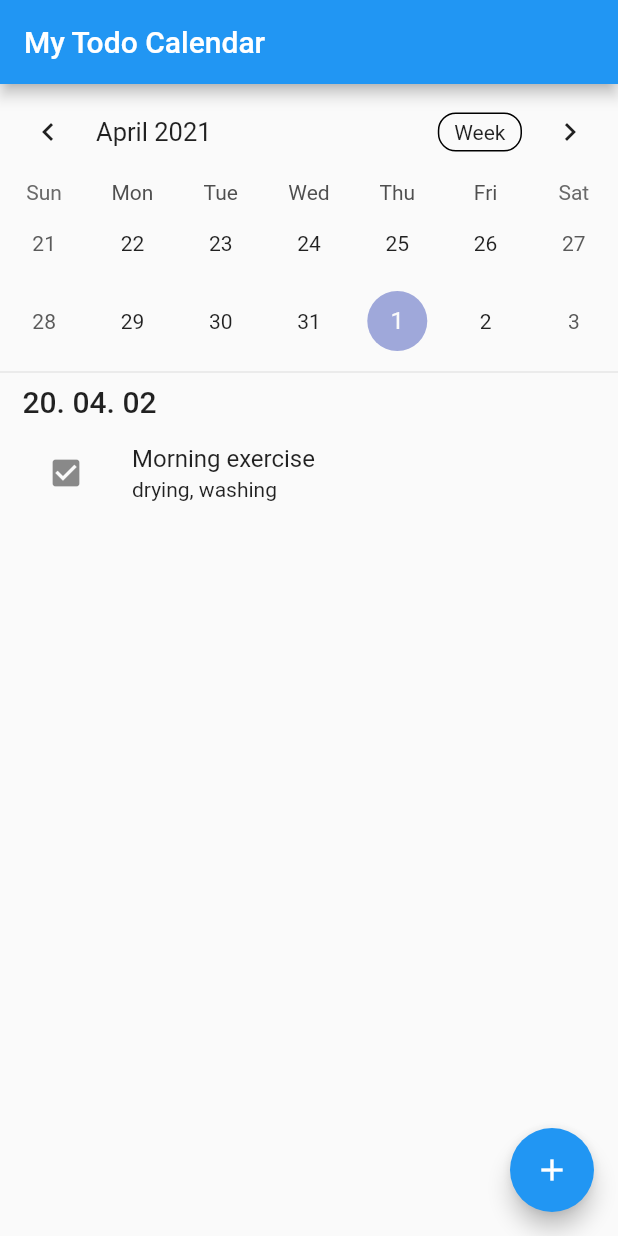
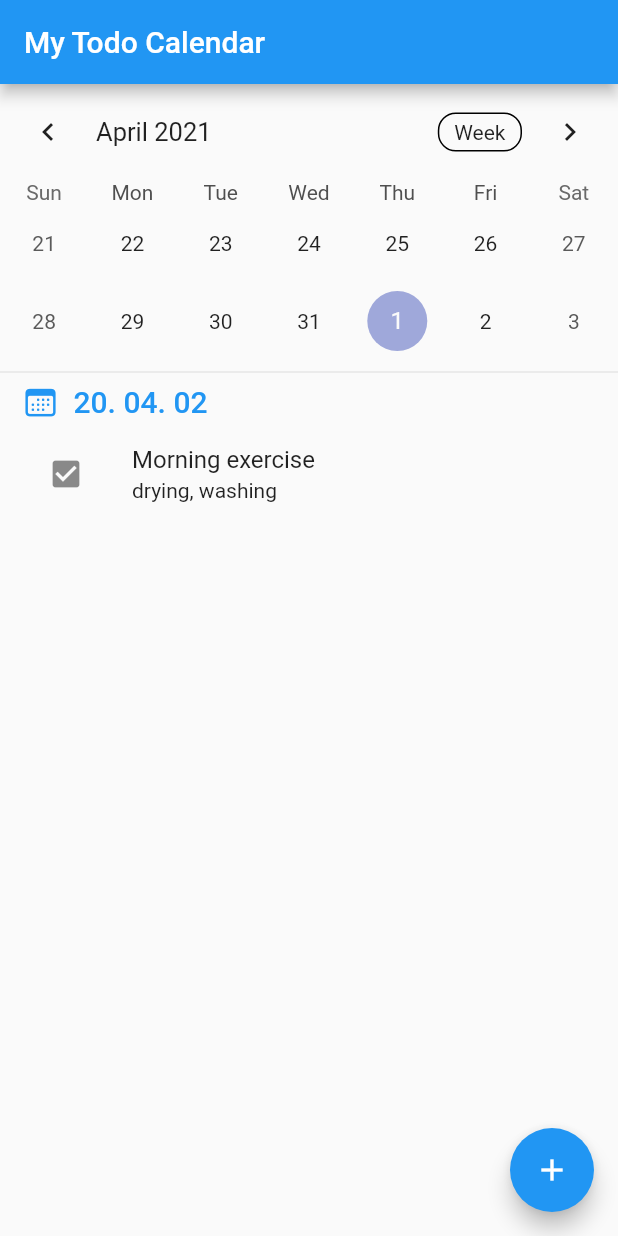
Before and after one commit to bebe0612/flutter_example, a Flutter app: the screen it shows after launch, on a phone screen of 412 x 824 dp. Run offline on Flutter 3.47's test engine with Material 2 defaults, Android fonts, the phone set to English and light mode, and no system bars; drawn by our look-alikes of table_calendar.

Commit message:
fix layout

```diff
--- a/todo_with_provider/lib/views/home_view.dart
+++ b/todo_with_provider/lib/views/home_view.dart
@@ -1,3 +1,4 @@
+import 'package:flutter/cupertino.dart';
 import 'package:flutter/material.dart';
 import 'package:todo_with_provider/widgets/widgets.dart';
 
@@ -19,11 +20,28 @@ class HomeView extends StatelessWidget {
           Container(
             alignment: Alignment.centerLeft,
             padding: EdgeInsets.symmetric(horizontal: 15),
-            child: Text(
+            child: Row(
+              children: [
+                Icon(
+                  CupertinoIcons.calendar,
+                  color: Theme.of(context).primaryColor,
+                ),
+                SizedBox(width: 10),
+                Text(
                   "20. 04. 02",
-              style: Theme.of(context).textTheme.headline6,
+                  style: Theme.of(context)
+                      .textTheme
+                      .headline6!
+                      .copyWith(color: Theme.of(context).primaryColor),
+                ),
+              ],
             ),
           ),
+          Expanded(
+            child: Scrollbar(
+              child: SingleChildScrollView(
+                child: Column(
+                  children: [
                     ListTile(
                       title: Text(
                         "Morning exercise",
@@ -40,7 +58,13 @@ class HomeView extends StatelessWidget {
                             Icons.check_box,
                           ),
                         ),
-              ))
+                      ),
+                    ),
+                  ],
+                ),
+              ),
+            ),
+          )
         ],
       ),
     );
```
Lines whose indentation alone changed are shown as unchanged.
